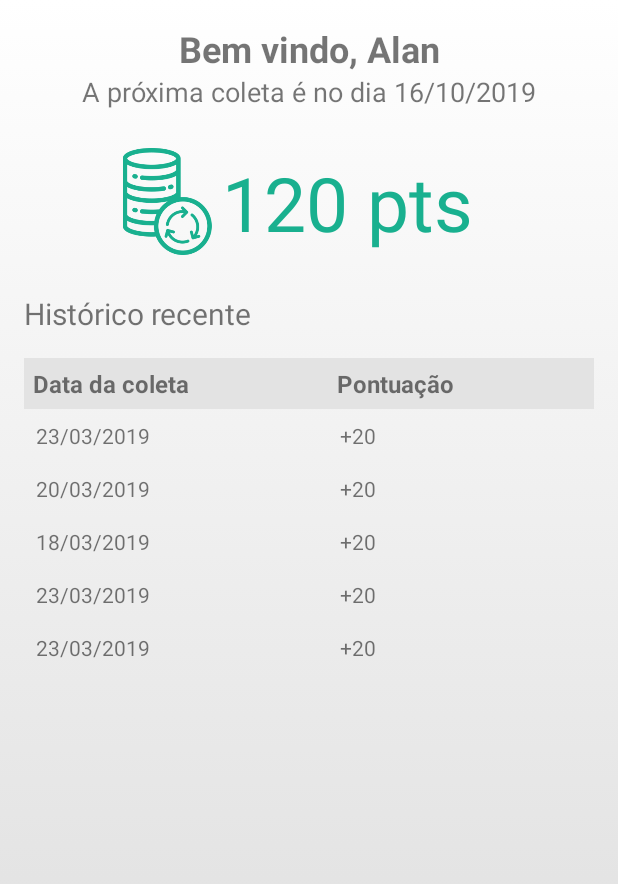
After one commit to alan-ssantos/ReciclaMais, an Android app: the layout activity_usuario_main.xml on its own in the app's theme, with its tools: preview values and no code run, on a phone screen of 412 x 824 dp. The commit adds this screen. Shown: the top 884 px of the screen. Run offline under Robolectric (Android 15) with nearby library versions, the phone set to English and light mode, and no system bars.

Commit message:
Telas de usuários

```diff
--- /dev/null
+++ b/app/src/main/java/br/com/fiap/reciclamais/service/PontuacaoService.java
@@ -0,0 +1,6 @@
+package br.com.fiap.reciclamais.service;
+
+public interface PontuacaoService {
+
+
+}
--- /dev/null
+++ b/app/src/main/res/drawable/main_background_color.xml
@@ -0,0 +1,12 @@
+<?xml version="1.0" encoding="utf-8"?>
+<selector xmlns:android="http://schemas.android.com/apk/res/android">
+    <item>
+        <shape>
+            <gradient
+                android:angle="90"
+                android:startColor="#d9d9d9"
+                android:endColor="#ffffff"
+                android:type="linear" />
+        </shape>
+    </item>
+</selector>
--- /dev/null
+++ b/app/src/main/res/layout/activity_usuario_main.xml
@@ -0,0 +1,168 @@
+<LinearLayout
+    android:layout_width="match_parent"
+    android:layout_height="match_parent"
+    android:orientation="vertical"
+    android:padding="16dp"
+    android:background="@drawable/main_background_color"
+    xmlns:android="http://schemas.android.com/apk/res/android">
+
+    <TextView
+        android:id="@+id/txtUsuarioNome"
+        android:text="@string/bem_vindo"
+        android:textSize="24sp"
+        android:textStyle="bold"
+        android:textAlignment="center"
+        android:layout_width="match_parent"
+        android:layout_height="wrap_content">
+    </TextView>
+
+    <TextView
+        android:id="@+id/txtUsuarioMsg"
+        android:text="@string/coleta_do_dia"
+        android:textSize="18sp"
+        android:textAlignment="center"
+        android:layout_width="match_parent"
+        android:layout_height="wrap_content">
+    </TextView>
+
+    <RelativeLayout
+        android:layout_width="match_parent"
+        android:layout_height="82dp"
+        android:layout_marginTop="20dp">
+
+        <ImageView
+            android:layout_marginLeft="60dp"
+            android:id="@+id/imgIcon"
+            android:layout_width="71dp"
+            android:layout_height="160dp"
+            android:src="@drawable/icone_ponto">
+        </ImageView>
+
+        <TextView
+            android:id="@+id/txtUsuarioPonto"
+            android:layout_width="wrap_content"
+            android:layout_height="wrap_content"
+            android:layout_alignLeft="@+id/imgIcon"
+            android:layout_alignParentTop="true"
+            android:layout_marginLeft="72dp"
+            android:layout_marginTop="8dp"
+            android:text="@string/pts"
+            android:textColor="#19b08f"
+            android:textSize="50sp">
+        </TextView>
+
+    </RelativeLayout>
+
+    <TextView
+        android:id="@+id/txtUsuarioColeta"
+        android:text="@string/hist_rico_recente"
+        android:textSize="20sp"
+        android:layout_marginTop="20dp"
+        android:layout_width="match_parent"
+        android:layout_height="wrap_content">
+    </TextView>
+
+    <TableLayout
+        android:id="@+id/tableLayout"
+        android:layout_width="match_parent"
+        android:layout_height="wrap_content"
+        android:layout_marginTop="16dp">
+
+        <TableRow
+            android:background="#e3e3e3">
+            <TextView
+                android:textSize="16sp"
+                android:textStyle="bold"
+                android:padding="6dp"
+                android:layout_width="wrap_content"
+                android:layout_height="wrap_content"
+                android:layout_weight="1"
+                android:text="Data da coleta" />
+            <TextView
+                android:textSize="16sp"
+                android:textStyle="bold"
+                android:padding="6dp"
+                android:layout_width="wrap_content"
+                android:layout_height="wrap_content"
+                android:layout_weight="1"
+                android:text="Pontuação"/>
+        </TableRow>
+
+        <TableRow>
+            <TextView
+                android:padding="8dp"
+                android:layout_width="wrap_content"
+                android:layout_height="wrap_content"
+                android:layout_weight="1"
+                android:text="23/03/2019" />
+            <TextView
+                android:padding="8dp"
+                android:layout_width="wrap_content"
+                android:layout_height="wrap_content"
+                android:layout_weight="1"
+                android:text="+20"/>
+        </TableRow>
+
+        <TableRow>
+            <TextView
+                android:padding="8dp"
+                android:layout_width="wrap_content"
+                android:layout_height="wrap_content"
+                android:layout_weight="1"
+                android:text="20/03/2019" />
+            <TextView
+                android:padding="8dp"
+                android:layout_width="wrap_content"
+                android:layout_height="wrap_content"
+                android:layout_weight="1"
+                android:text="+20"/>
+        </TableRow>
+
+        <TableRow>
+
+            <TextView
+                android:layout_width="wrap_content"
+                android:layout_height="match_parent"
+                android:layout_weight="1"
+                android:padding="8dp"
+                android:text="18/03/2019" />
+            <TextView
+                android:padding="8dp"
+                android:layout_width="wrap_content"
+                android:layout_height="wrap_content"
+                android:layout_weight="1"
+                android:text="+20"/>
+        </TableRow>
+
+        <TableRow>
+            <TextView
+                android:padding="8dp"
+                android:layout_width="wrap_content"
+                android:layout_height="wrap_content"
+                android:layout_weight="1"
+                android:text="23/03/2019" />
+            <TextView
+                android:padding="8dp"
+                android:layout_width="wrap_content"
+                android:layout_height="wrap_content"
+                android:layout_weight="1"
+                android:text="+20"/>
+        </TableRow>
+
+        <TableRow>
+            <TextView
+                android:padding="8dp"
+                android:layout_width="wrap_content"
+                android:layout_height="wrap_content"
+                android:layout_weight="1"
+                android:text="23/03/2019" />
+            <TextView
+                android:padding="8dp"
+                android:layout_width="wrap_content"
+                android:layout_height="wrap_content"
+                android:layout_weight="1"
+                android:text="+20"/>
+        </TableRow>
+    </TableLayout>
+
+</LinearLayout>
--- a/app/src/main/res/values/strings.xml
+++ b/app/src/main/res/values/strings.xml
@@ -14,4 +14,8 @@
     <string name="senha">Senha</string>
     <string name="email">E-mail</string>
     <string name="nome">Nome</string>
+    <string name="coleta_do_dia">A próxima coleta é no dia 16/10/2019</string>
+    <string name="bem_vindo">Bem vindo, Alan</string>
+    <string name="pts">120 pts</string>
+    <string name="hist_rico_recente">Histórico recente</string>
 </resources>
```
Also changed, not shown: app/src/main/AndroidManifest.xml (+9 -8 lines), app/src/main/java/br/com/fiap/reciclamais/activity/UsuarioMainActivity.java (added, +45 -0 lines), app/src/main/java/br/com/fiap/reciclamais/model/Usuario.java (added, +86 -0 lines), app/src/main/res/drawable/icone_ponto.png (added).
